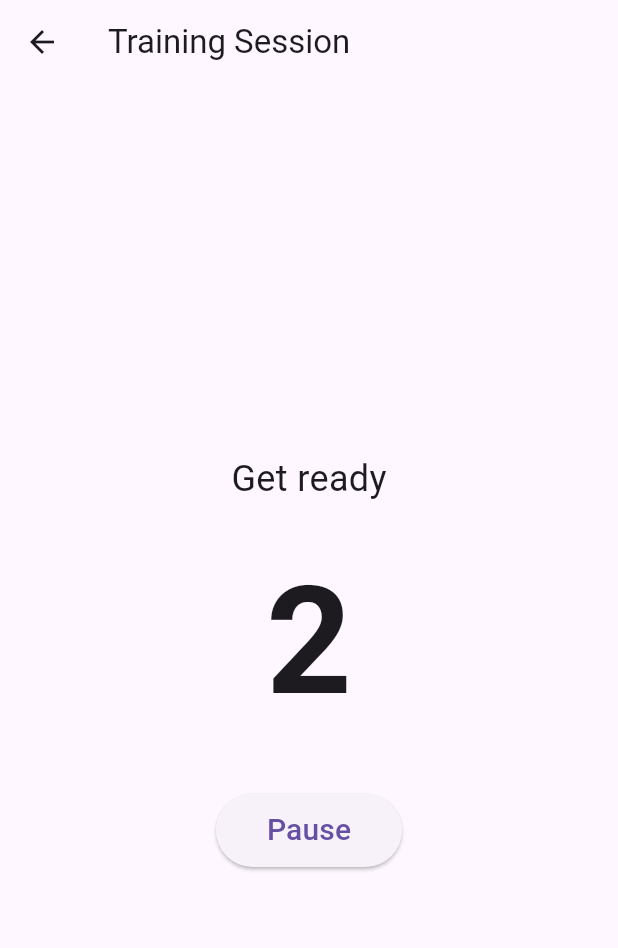
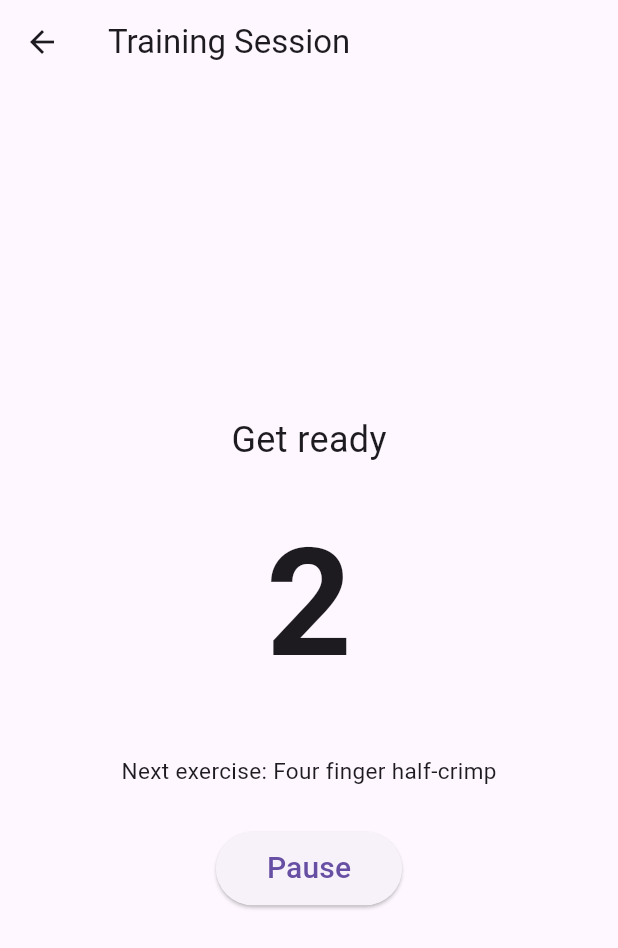
Before and after one commit to alquaza/finger_training_app, a Flutter app: the screen it shows after launch, after a tap on "Start session", on a phone screen of 412 x 824 dp. Shown: the top 948 px of the screen. Run offline on Flutter 3.47's test engine with Material 3 defaults, Android fonts, the phone set to English and light mode, and no system bars.

Commit message:
First usable version
- Very basic functionality completed and basic routine is usable as-s

```diff
--- a/lib/models/exercise.dart
+++ b/lib/models/exercise.dart
@@ -7,32 +7,67 @@ class Exercise {
 
 // remember to start with "get ready" and end with a position not a rest
 
-List<Exercise> testRoutine = [
-  Exercise("Get ready", 2),
+/*
+// for testing, comment out other routine
+List<Exercise> defaultRoutine = [
+  Exercise("Get ready", 3),
   Exercise("Position 1", 2),
   Exercise("Rest 1", 2),
+  Exercise("Position 2", 2),
 ];
+*/
 
 List<Exercise> defaultRoutine = [
   Exercise("Get ready", 3),
 
-  Exercise("Position 1", 10),
-  Exercise("Break 1", 20),
+  // 6 sets of four finger half-crimp
+  Exercise("Four finger half-crimp", 10),
+  Exercise("Rest", 20),
+  Exercise("Four finger half-crimp", 10),
+  Exercise("Rest", 20),
+  Exercise("Four finger half-crimp", 10),
+  Exercise("Rest", 20),
+  Exercise("Four finger half-crimp", 10),
+  Exercise("Rest", 20),
+  Exercise("Four finger half-crimp", 10),
+  Exercise("Rest", 20),
+  Exercise("Four finger half-crimp", 10),
+  Exercise("Rest", 20),
 
-  Exercise("Position 2", 10),
-  Exercise("Break 2", 20),
+  // 6 sets of 3 finger drag (no pinkie)
+  Exercise("Three finger drag (no pinkie)", 10),
+  Exercise("Rest", 20),
+  Exercise("Three finger drag (no pinkie)", 10),
+  Exercise("Rest", 20),
+  Exercise("Three finger drag (no pinkie)", 10),
+  Exercise("Rest", 20),
+  Exercise("Three finger drag (no pinkie)", 10),
+  Exercise("Rest", 20),
+  Exercise("Three finger drag (no pinkie)", 10),
+  Exercise("Rest", 20),
+  Exercise("Three finger drag (no pinkie)", 10),
+  Exercise("Rest", 20),
 
-  Exercise("Position 3", 10),
-  Exercise("Break 3", 20),
+  // 2 sets of two finger drag (index and middle)
+  Exercise("Two finger drag (index/middle)", 10),
+  Exercise("Rest", 20),
+  Exercise("Two finger drag (index/middle)", 10),
+  Exercise("Rest", 20),
 
-  Exercise("Position 4", 10),
-  Exercise("Break 4", 20),
+  // 2 sets of two finger drag (middle and ring)
+  Exercise("Two finger drag (middle/ring)", 10),
+  Exercise("Rest", 20),
+  Exercise("Two finger drag (middle/ring)", 10),
+  Exercise("Rest", 20),
 
-  Exercise("Position 5", 10),
-  Exercise("Break 5", 20),
+  // 2 sets of two finger half crimp (index and middle)
+  Exercise("Two finger half-crimp (index/middle)", 10),
+  Exercise("Rest", 20),
+  Exercise("Two finger half-crimp (index/middle)", 10),
+  Exercise("Rest", 20),
 
-  Exercise("Position 6", 10),
-  Exercise("Break 6", 20),
-
-  Exercise("Position 7", 10),
+  // 2 sets of two finger half crimp (middle and ring)
+  Exercise("Two finger half-crimp (middle/ring)", 10),
+  Exercise("Rest", 20),
+  Exercise("Two finger half-crimp (middle/ring)", 10),
 ];
--- a/lib/settings_screen.dart
+++ b/lib/settings_screen.dart
@@ -7,7 +7,7 @@ class SettingsScreen extends StatelessWidget {
   Widget build(BuildContext context) {
     return Center(
       child: Text(
-        "Settings Screen",
+        "Settings Screen Placeholder",
         style: TextStyle(fontSize: 24),
       ),
     );
--- a/lib/start_screen.dart
+++ b/lib/start_screen.dart
@@ -1,5 +1,6 @@
 import "package:flutter/material.dart";
 import "package:finger_training_app/timer_screen.dart";
+import "package:finger_training_app/models/exercise.dart";
 
 class StartScreen extends StatelessWidget {
   const StartScreen({super.key});
@@ -12,9 +13,12 @@ class StartScreen extends StatelessWidget {
         child: Column(
           crossAxisAlignment: CrossAxisAlignment.center,
           children: [
+            /*
+            // TODO: add dropdown menu to allow user to select routine
             Text(
-              "Dropdown menu to select routine",
+              "Placeholder for dropdown menu to select routine",
             ),
+            */
             Spacer(),
             // TODO: make this dynamic based on selected exercise
             Text(
@@ -23,7 +27,7 @@ class StartScreen extends StatelessWidget {
             ),
             SizedBox(height: 20),
             Text(
-              "Front two fingers half-crimp",
+              defaultRoutine[1].name,
               style: TextStyle(fontSize: 20),
             ),
             Spacer(),
--- a/lib/timer_screen.dart
+++ b/lib/timer_screen.dart
@@ -1,77 +1,71 @@
-import 'package:flutter/material.dart';
-import 'dart:async';
+import "package:flutter/material.dart";
+import "dart:async";
+import "package:finger_training_app/models/exercise.dart";
 
 class TimerScreen extends StatefulWidget {
   const TimerScreen({super.key});
 
   @override
-  State<TimerScreen> createState() => _TimerScreenState();
+  State<TimerScreen> createState() => TimerScreenState();
 }
 
-class _TimerScreenState extends State<TimerScreen> {
+class TimerScreenState extends State<TimerScreen> {
   Timer? timer;
 
-  int secondsRemaining = 3;
+  int currentExerciseIndex = 0;
+  int secondsRemaining = 0;
+
   bool isPaused = false;
   bool isFinished = false;
-
-  String statusText = "Get ready";
-
-  /// Sequence: 10, 5 repeated 3 times
-  final List<int> _intervals = [10, 5, 10, 5, 10, 5];
-  int currentIntervalIndex = -1; // starts before the first work interval
 
   @override
   void initState() {
     super.initState();
-    startTimer();
+    startSession();
   }
 
-  void startTimer() {
+  void startSession() {
+    secondsRemaining = defaultRoutine[currentExerciseIndex].duration;
+
     timer = Timer.periodic(const Duration(seconds: 1), (timer) {
+      // if startSession called while paused or finished, do nothing
       if (isPaused || isFinished) return;
 
       setState(() {
-        if (secondsRemaining > 0) {
+        if (secondsRemaining > 1) {
           secondsRemaining--;
         } else {
-          moveToNextPhase();
+          playBeep();
+          moveToNextExercise();
         }
       });
     });
   }
 
-  void moveToNextPhase() {
-    // Finished "Get ready"
-    if (currentIntervalIndex == -1) {
-      currentIntervalIndex = 0;
-      secondsRemaining = _intervals[currentIntervalIndex];
-      statusText = "Work";
-      return;
-    }
+  void moveToNextExercise() {
+    currentExerciseIndex++;
 
-    currentIntervalIndex++;
-
-    // All intervals completed
-    if (currentIntervalIndex >= _intervals.length) {
+    if (currentExerciseIndex >= defaultRoutine.length) {
       finishSession();
       return;
     }
 
-    secondsRemaining = _intervals[currentIntervalIndex];
-    statusText = _intervals[currentIntervalIndex] == 10 ? "Work" : "Rest";
+    secondsRemaining = defaultRoutine[currentExerciseIndex].duration;
   }
 
-  void finishSession() {
-    timer?.cancel();
-    isFinished = true;
-    statusText = "Good job!";
+  void playBeep() {
+    // TODO: add functionality to play a beep sound
   }
 
   void togglePause() {
     setState(() {
       isPaused = !isPaused;
     });
+  }
+
+  void finishSession() {
+    timer?.cancel();
+    isFinished = true;
   }
 
   // this method is called when the widget is removed from the widget tree, ensures no memory leaks
@@ -83,8 +77,13 @@ class _TimerScreenState extends State<TimerScreen> {
 
   @override
   Widget build(BuildContext context) {
+    final String titleText = isFinished
+        ? "Good job! Session completed."
+        : defaultRoutine[currentExerciseIndex].name;
+
+    // TODO: ask them to confirm before allowing user to go back
     return Scaffold(
-      appBar: AppBar(title: const Text('Training Session')),
+      appBar: AppBar(title: const Text("Training Session")),
       body: Center(
         child: Container(
           margin: const EdgeInsets.all(40),
@@ -92,23 +91,33 @@ class _TimerScreenState extends State<TimerScreen> {
             mainAxisSize: MainAxisSize.min,
             children: [
               Text(
-                statusText,
+                titleText,
                 style: const TextStyle(fontSize: 24),
               ),
               const SizedBox(height: 20),
-              Text(
-                isFinished ? "" : "$secondsRemaining",
-                style: const TextStyle(
-                  fontSize: 100,
-                  fontWeight: FontWeight.bold,
+              if (!isFinished)
+                Text(
+                  "$secondsRemaining",
+                  style: const TextStyle(
+                    fontSize: 100,
+                    fontWeight: FontWeight.bold,
+                  ),
                 ),
-              ),
+              const SizedBox(height: 30),
+              if (!isFinished &&
+                  currentExerciseIndex + 1 < defaultRoutine.length)
+                Text(
+                  "Next exercise: ${defaultRoutine[currentExerciseIndex + 1].name}",
+                  style: const TextStyle(
+                    fontSize: 15,
+                  ),
+                ),
               const SizedBox(height: 30),
               if (!isFinished)
                 ElevatedButton(
                   onPressed: togglePause,
                   child: Padding(
-                    padding: const EdgeInsets.all(10.0),
+                    padding: const EdgeInsets.all(10),
                     child: Text(
                       isPaused ? "Resume" : "Pause",
                       style: const TextStyle(fontSize: 20),
--- a/lib/tracking_screen.dart
+++ b/lib/tracking_screen.dart
@@ -7,7 +7,7 @@ class TrackingScreen extends StatelessWidget {
   Widget build(BuildContext context) {
     return Center(
       child: Text(
-        "Tracking Screen",
+        "Tracking Screen Placeholder",
         style: TextStyle(fontSize: 24),
       ),
     );
```
Also changed, not shown: 1 other file.
